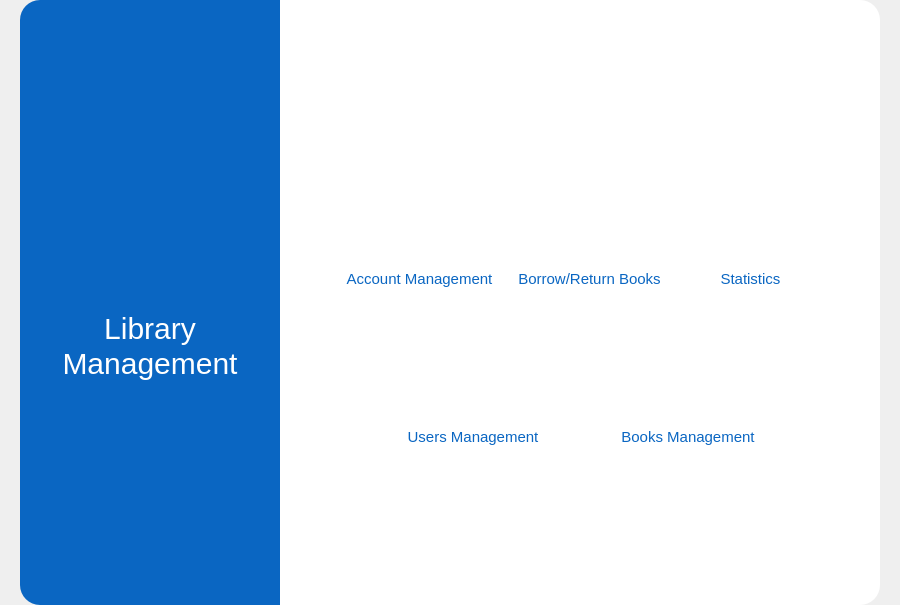
Above: LibraryManagementApp/View/Homepage.ui from Buggie404/FinalProject before the change. Below: the same form after it.
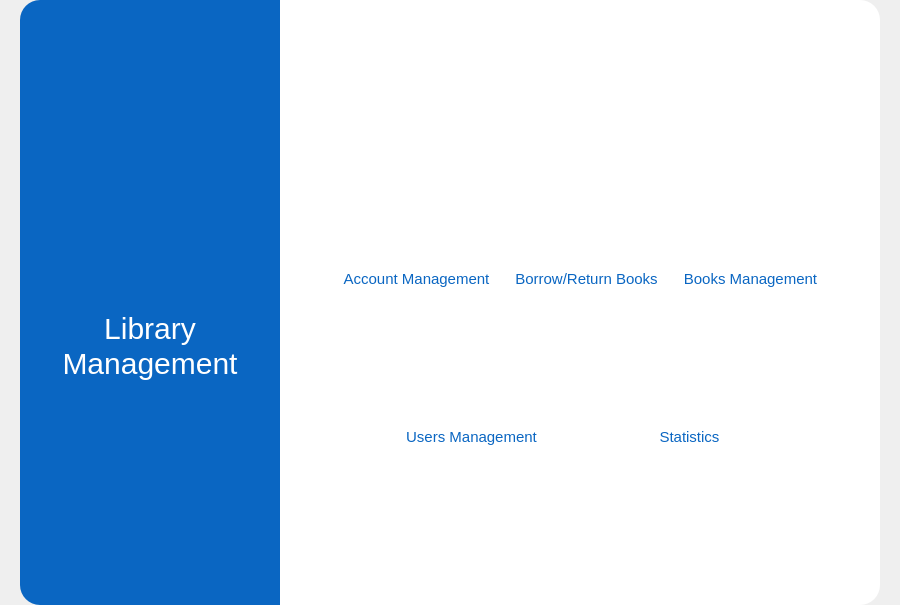
That is the form after the change. Icons and pictures are not drawn.

Commit message: update borrow ui + connect các button để chuyển trang + code check available book

Diff of the .ui file:
```diff
--- a/LibraryManagementApp/View/Homepage.ui
+++ b/LibraryManagementApp/View/Homepage.ui
@@ -490,7 +490,7 @@
                     </spacer>
                    </item>
                    <item>
-                    <widget class="QPushButton" name="btnStatistics">
+                    <widget class="QPushButton" name="btnBookManage">
                      <property name="minimumSize">
                       <size>
                        <width>100</width>
@@ -536,7 +536,7 @@
                  <item>
                   <widget class="QLabel" name="lbl_Statistics">
                    <property name="text">
-                    <string>Statistics</string>
+                    <string>Books Management</string>
                    </property>
                    <property name="alignment">
                     <set>Qt::AlignCenter</set>
@@ -675,7 +675,7 @@
                     </spacer>
                    </item>
                    <item>
-                    <widget class="QPushButton" name="btnBooksManage">
+                    <widget class="QPushButton" name="btnStatistics">
                      <property name="minimumSize">
                       <size>
                        <width>100</width>
@@ -721,7 +721,7 @@
                  <item>
                   <widget class="QLabel" name="lbl_BooksManage">
                    <property name="text">
-                    <string>Books Management</string>
+                    <string>Statistics</string>
                    </property>
                    <property name="alignment">
                     <set>Qt::AlignCenter</set>
```
Left out of the diff: 4 changed lines with no effect on the pictures. The commit also changes 16 other files.
